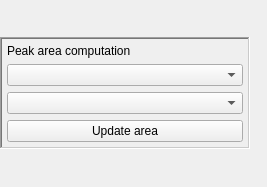
Above: emzed/core/explorers/widgets/integration_widget.ui from uweschmitt/emzed2 before the change. Below: the same form after it.
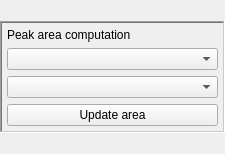
That is the form after the change.

Commit message: SSDM-2641 : minor layouimprovement for middel widgets in table explorer

```diff
--- a/emzed/core/explorers/widgets/integration_widget.ui
+++ b/emzed/core/explorers/widgets/integration_widget.ui
@@ -6,28 +6,34 @@
    <rect>
     <x>0</x>
     <y>0</y>
-    <width>267</width>
-    <height>187</height>
+    <width>225</width>
+    <height>154</height>
    </rect>
   </property>
+  <property name="sizePolicy">
+   <sizepolicy hsizetype="Expanding" vsizetype="Preferred">
+    <horstretch>0</horstretch>
+    <verstretch>0</verstretch>
+   </sizepolicy>
+  </property>
   <property name="windowTitle">
    <string>Form</string>
   </property>
-  <layout class="QVBoxLayout" name="verticalLayout">
+  <layout class="QGridLayout" name="gridLayout">
    <property name="margin">
     <number>0</number>
    </property>
-   <item>
+   <item row="0" column="0">
     <widget class="QFrame" name="_frame">
      <property name="sizePolicy">
-      <sizepolicy hsizetype="Preferred" vsizetype="Fixed">
+      <sizepolicy hsizetype="Expanding" vsizetype="Fixed">
        <horstretch>0</horstretch>
        <verstretch>0</verstretch>
       </sizepolicy>
      </property>
      <property name="maximumSize">
       <size>
-       <width>250</width>
+       <width>16777215</width>
        <height>16777215</height>
       </size>
      </property>
@@ -46,6 +52,18 @@
       </property>
       <item>
        <widget class="QLabel" name="_label">
+        <property name="sizePolicy">
+         <sizepolicy hsizetype="Expanding" vsizetype="Preferred">
+          <horstretch>0</horstretch>
+          <verstretch>0</verstretch>
+         </sizepolicy>
+        </property>
+        <property name="maximumSize">
+         <size>
+          <width>250</width>
+          <height>16777215</height>
+         </size>
+        </property>
         <property name="focusPolicy">
          <enum>Qt::NoFocus</enum>
         </property>
@@ -56,6 +74,18 @@
       </item>
       <item>
        <widget class="QComboBox" name="_methods">
+        <property name="sizePolicy">
+         <sizepolicy hsizetype="Expanding" vsizetype="Fixed">
+          <horstretch>0</horstretch>
+          <verstretch>0</verstretch>
+         </sizepolicy>
+        </property>
+        <property name="maximumSize">
+         <size>
+          <width>250</width>
+          <height>16777215</height>
+         </size>
+        </property>
         <property name="focusPolicy">
          <enum>Qt::NoFocus</enum>
         </property>
@@ -63,6 +93,18 @@
       </item>
       <item>
        <widget class="QComboBox" name="_postfixes">
+        <property name="sizePolicy">
+         <sizepolicy hsizetype="Expanding" vsizetype="Fixed">
+          <horstretch>0</horstretch>
+          <verstretch>0</verstretch>
+         </sizepolicy>
+        </property>
+        <property name="maximumSize">
+         <size>
+          <width>250</width>
+          <height>16777215</height>
+         </size>
+        </property>
         <property name="focusPolicy">
          <enum>Qt::NoFocus</enum>
         </property>
@@ -73,6 +115,18 @@
         <property name="enabled">
          <bool>true</bool>
         </property>
+        <property name="sizePolicy">
+         <sizepolicy hsizetype="Expanding" vsizetype="Fixed">
+          <horstretch>0</horstretch>
+          <verstretch>0</verstretch>
+         </sizepolicy>
+        </property>
+        <property name="maximumSize">
+         <size>
+          <width>250</width>
+          <height>16777215</height>
+         </size>
+        </property>
         <property name="mouseTracking">
          <bool>false</bool>
         </property>
```
The commit also changes 2 other files.
